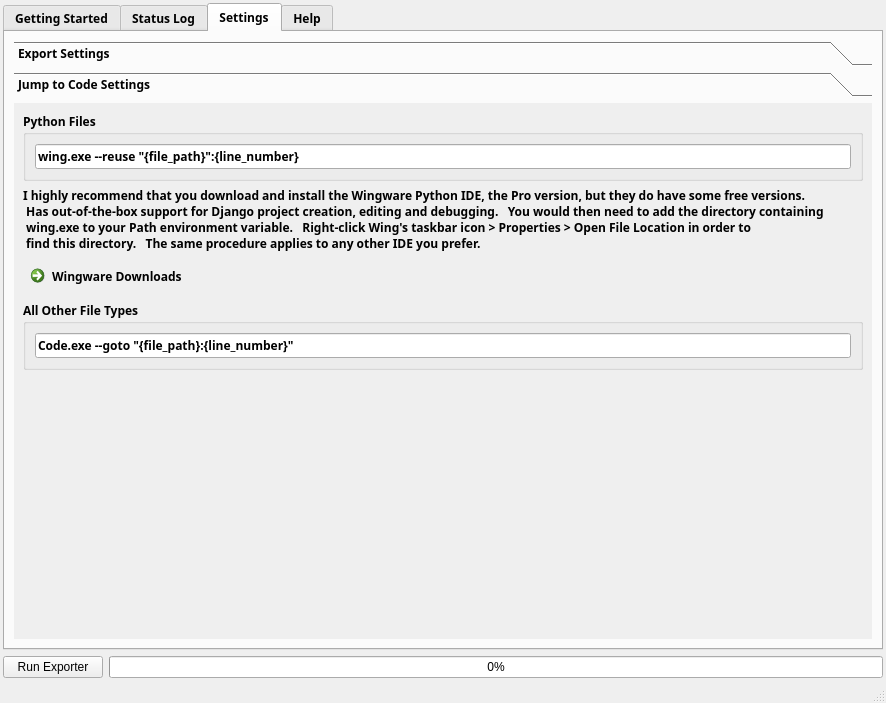
Qt form ui/main_window.ui (FruitfulApproach/BS2Daisy) before a commit.
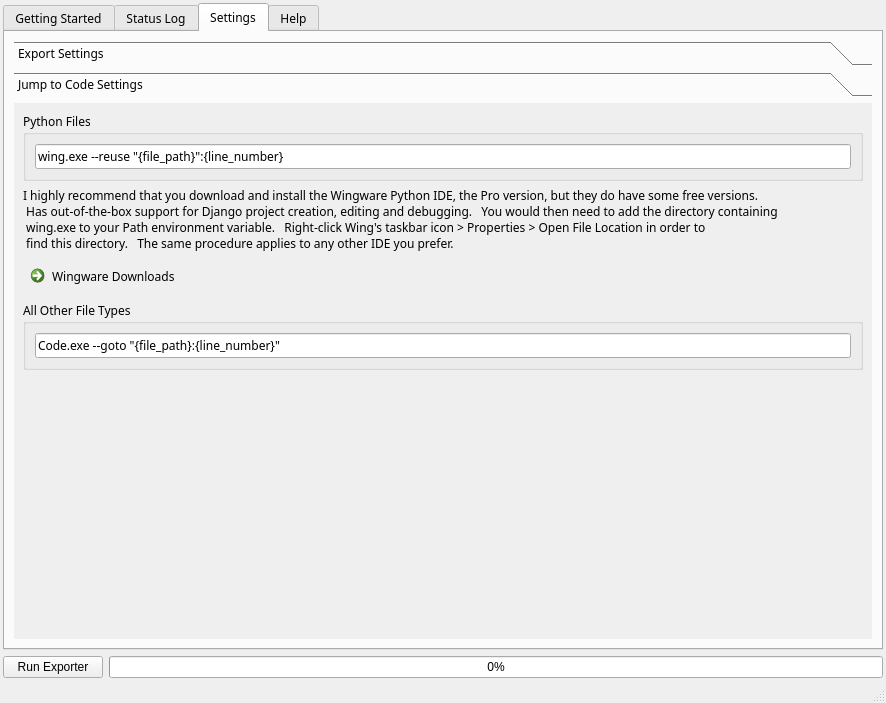
The same form after that commit. The open tabs and pages were chosen to show the change. Icons and pictures are not drawn.

```diff
--- a/ui/main_window.ui
+++ b/ui/main_window.ui
@@ -41,7 +41,7 @@
       <property name="font">
        <font>
         <family>Segoe UI Light</family>
-        <bold>true</bold>
+        <bold>false</bold>
        </font>
       </property>
       <property name="currentIndex">
@@ -222,7 +222,7 @@
           <property name="font">
            <font>
             <pointsize>9</pointsize>
-            <bold>true</bold>
+            <bold>false</bold>
            </font>
           </property>
           <property name="currentIndex">
@@ -269,8 +269,8 @@
             <rect>
              <x>0</x>
              <y>0</y>
-             <width>732</width>
-             <height>320</height>
+             <width>858</width>
+             <height>537</height>
             </rect>
            </property>
            <attribute name="label">
```
Left out of the diff: 2 changed lines with no effect on the pictures.
